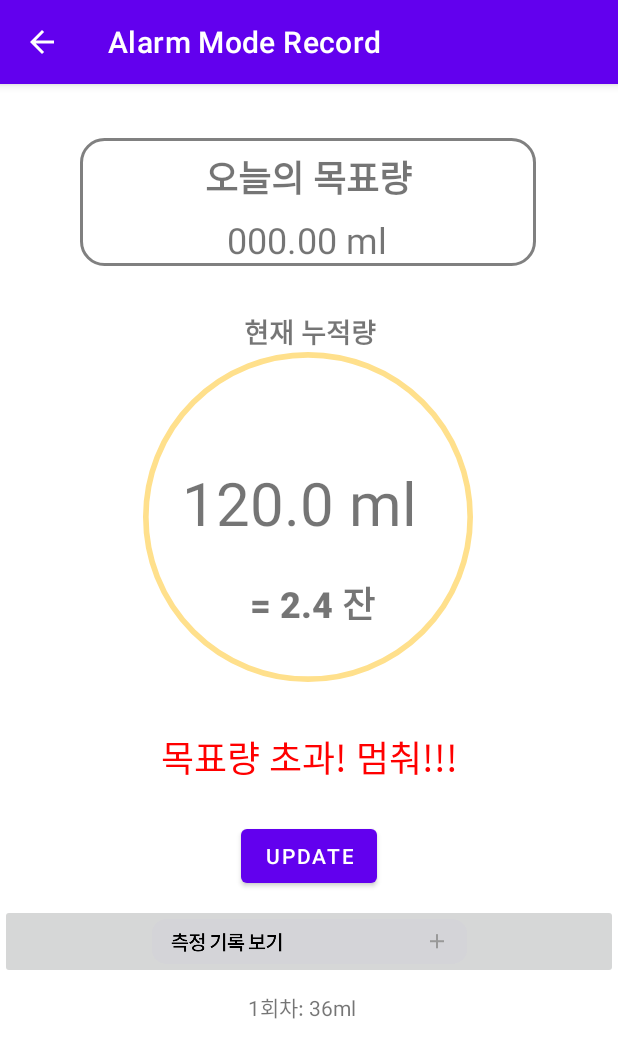
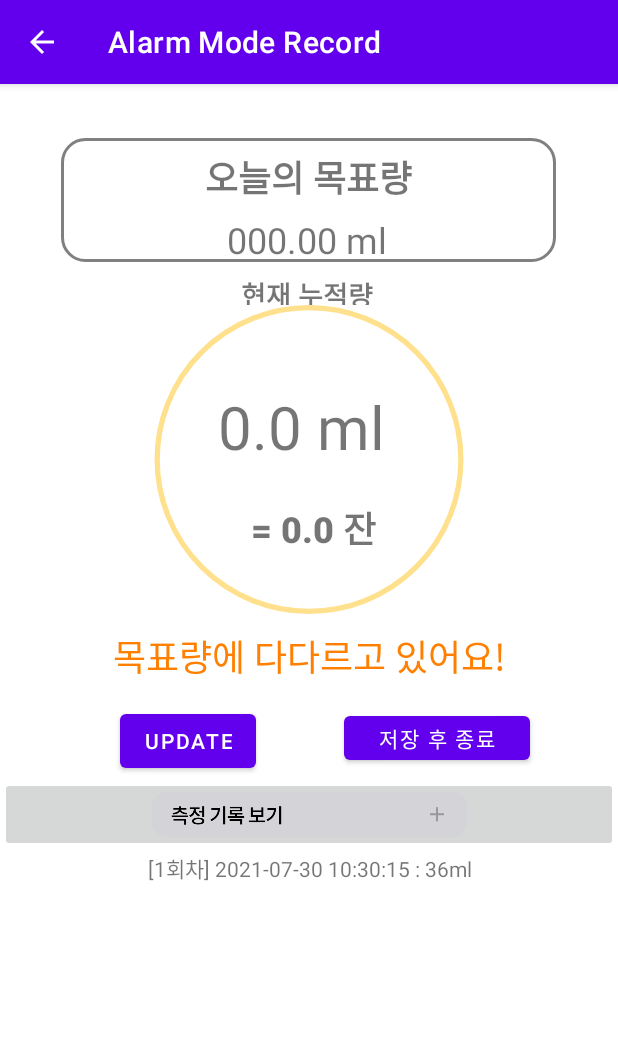
Before and after one commit to seohyun-kim/Drinking-Controller_by-Kotlin, an Android app: the AlarmRecord screen opened directly, with no data from a screen before it, after a tap on "UPDATE", on a phone screen of 412 x 824 dp. Shown: the top 1058 px of the screen. Run offline under Robolectric (Android 15) with nearby library versions, the phone set to English and light mode, and no system bars.

Commit message:
modify layout & insert nowTime

```diff
--- a/app/src/main/java/com/example/myappbykotlin_1/AlarmRecord.kt
+++ b/app/src/main/java/com/example/myappbykotlin_1/AlarmRecord.kt
@@ -12,8 +12,10 @@ import androidx.recyclerview.widget.LinearLayoutManager
 import androidx.recyclerview.widget.RecyclerView
 import com.example.myappbykotlin_1.databinding.ActivityAlarmRecordBinding
 import java.util.Random  //임시로 랜덤함수 쓰기위해 import
+import java.time.LocalDateTime
 
 import kotlinx.android.synthetic.main.activity_alarm_record.*
+import java.time.format.DateTimeFormatter
 
 class AlarmRecord : AppCompatActivity() {
 
@@ -37,7 +39,7 @@ class AlarmRecord : AppCompatActivity() {
             Log.d("goalData", "goalData 안 들어왔음!!")
         }
 
-        var cumDataReceived :Float = 120F; //블루투스 수신한 누적량 데이터 변수에 저장 (임시로 100)
+        var cumDataReceived :Float = 0F; //블루투스 수신한 누적량 데이터 변수에 저장 (초기 0)
         var cupData :Float = cumDataReceived/50
 
         var recordList = ArrayList<String>();// 기록 값이 들어갈 동적 배열
@@ -59,6 +61,10 @@ class AlarmRecord : AppCompatActivity() {
         binding.updateBtn.setOnClickListener{
             binding.cumData.text = cumDataReceived.toString() + " ml "
             binding.cupText.text= " = " + cupData.toString()+" 잔"
+
+            //DateTime
+            val formatter = DateTimeFormatter.ofPattern("yyyy-MM-dd HH:mm:ss")
+            val nowTime:String = LocalDateTime.now().format(formatter)
 
             if (cumDataReceived > goalData){
                 binding.msgText.text = "목표량 초과! 멈춰!!!"
@@ -93,33 +99,15 @@ class AlarmRecord : AppCompatActivity() {
             cupData = cumDataReceived/50
 
 // 값지정
-            data.add(ListData(listId, currentData.toString()))
+            data.add(ListData(listId, nowTime.toString(), currentData.toString()))
             adapter.dataSet = data
             RecyclerView.scrollToPosition(data.size - 1)
             RecyclerView.adapter = adapter
             listId += 1
-// Seohyun
-//            if (btnClicked === true)
-//            {
-//                binding.recordView.text = recordList.toString()
-//            }
 
-        }  //소주 1잔 50ml
+        }
 
 
-        binding.recordShowBtn.setOnClickListener{
-// Seohyun
-//            if (btnClicked === false)
-//            {
-//                btnClicked=true;
-//                binding.recordView.text = recordList.toString()
-//            }
-//            else{
-//                btnClicked=false;
-//                binding.recordView.text = ""
-//            }
-
-        }
         //actionbar
         val actionbar = supportActionBar
         //set actionbar title
@@ -132,7 +120,6 @@ class AlarmRecord : AppCompatActivity() {
     override fun onSupportNavigateUp(): Boolean {
         onBackPressed()
         return true
-
     }
 
 
@@ -153,7 +140,7 @@ class AlarmRecord : AppCompatActivity() {
                 textView = view.findViewById(R.id.textView)
             }
             fun setText(listData: ListData) {
-                textView.text = "${listData.id}회차: ${listData.title}ml"
+                textView.text = "[${listData.id}회차] ${listData.time} : ${listData.title}ml"
             }
 
         }
@@ -181,5 +168,5 @@ class AlarmRecord : AppCompatActivity() {
 
     }
 
-    data class ListData(var id: Int, var title: String) {}
+    data class ListData(var id: Int, var time:String, var title: String) {}
 }
--- a/app/src/main/res/layout/activity_alarm_record.xml
+++ b/app/src/main/res/layout/activity_alarm_record.xml
@@ -8,48 +8,48 @@
     tools:context=".AlarmRecord">
 
 
-    <androidx.constraintlayout.widget.ConstraintLayout
-        android:layout_width="match_parent"
-        android:layout_height="match_parent"
-        tools:layout_editor_absoluteX="0dp"
-        tools:layout_editor_absoluteY="139dp">
-
-
         <ImageView
             android:id="@+id/imageView"
-            android:layout_width="304dp"
-            android:layout_height="85dp"
+            android:layout_width="0dp"
+            android:layout_height="0dp"
             android:layout_marginStart="32dp"
             android:layout_marginTop="36dp"
             android:layout_marginEnd="32dp"
-            app:layout_constraintDimensionRatio="3.75"
+            app:layout_constraintWidth_percent="0.8"
+            app:layout_constraintDimensionRatio="4"
             app:layout_constraintEnd_toEndOf="parent"
             app:layout_constraintHorizontal_bias="0.488"
             app:layout_constraintStart_toStartOf="parent"
             app:layout_constraintTop_toTopOf="parent"
-            app:layout_constraintWidth_percent="0.7"
             app:srcCompat="@drawable/rectangle" />
 
     <TextView
         android:id="@+id/goalTitle"
-            android:layout_width="wrap_content"
-            android:layout_height="wrap_content"
+        android:layout_width="0dp"
+        android:layout_height="0dp"
         android:layout_marginTop="8dp"
         android:fontFamily="sans-serif-black"
+        android:gravity="center"
         android:text="오늘의 목표량"
+        android:textAlignment="center"
         android:textSize="24sp"
+        app:layout_constraintDimensionRatio="7"
         app:layout_constraintEnd_toEndOf="@+id/imageView"
         app:layout_constraintStart_toStartOf="@+id/imageView"
-            app:layout_constraintTop_toTopOf="@+id/imageView" />
+        app:layout_constraintTop_toTopOf="@+id/imageView"
+        app:layout_constraintWidth_percent="0.6" />
 
     <TextView
             android:id="@+id/goalText"
-            android:layout_width="wrap_content"
-            android:layout_height="wrap_content"
+            android:layout_width="0dp"
+            android:layout_height="0dp"
             android:layout_marginTop="52dp"
             android:layout_marginBottom="10dp"
             android:text="000.00 ml"
             android:textSize="24dp"
+            android:textAlignment="center"
+            app:layout_constraintWidth_percent="0.5"
+            app:layout_constraintDimensionRatio="7"
             app:layout_constraintBottom_toBottomOf="@+id/imageView"
             app:layout_constraintEnd_toEndOf="@+id/imageView"
             app:layout_constraintHorizontal_bias="0.496"
@@ -59,106 +59,135 @@
 
     <TextView
         android:id="@+id/cumTitle"
-            android:layout_width="wrap_content"
-            android:layout_height="wrap_content"
-            android:layout_marginTop="30dp"
+        android:layout_width="0dp"
+        android:layout_height="0dp"
+        android:layout_marginTop="8dp"
         android:fontFamily="sans-serif-black"
         android:text="현재 누적량"
+        android:textAlignment="center"
         android:textSize="18sp"
+        app:layout_constraintDimensionRatio="6"
         app:layout_constraintEnd_toEndOf="@+id/imageView5"
-            app:layout_constraintHorizontal_bias="0.512"
+        app:layout_constraintHorizontal_bias="0.496"
         app:layout_constraintStart_toStartOf="@+id/imageView5"
-            app:layout_constraintTop_toBottomOf="@+id/imageView" />
+        app:layout_constraintTop_toBottomOf="@+id/imageView"
+        app:layout_constraintWidth_percent="0.3" />
 
     <ImageView
         android:id="@+id/imageView5"
-            android:layout_width="220dp"
-            android:layout_height="220dp"
+        android:layout_width="0dp"
+        android:layout_height="0dp"
         android:layout_marginStart="56dp"
         android:layout_marginEnd="56dp"
-            android:layout_marginBottom="248dp"
+        android:layout_marginBottom="248sp"
         app:layout_constraintBottom_toBottomOf="parent"
+        app:layout_constraintDimensionRatio="2"
         app:layout_constraintEnd_toEndOf="parent"
-            app:layout_constraintHorizontal_bias="0.489"
         app:layout_constraintStart_toStartOf="parent"
         app:layout_constraintTop_toBottomOf="@+id/cumTitle"
         app:layout_constraintVertical_bias="0.0"
+        app:layout_constraintWidth_percent="1"
         app:srcCompat="@drawable/circle" />
 
     <TextView
         android:id="@+id/cumData"
-            android:layout_width="wrap_content"
-            android:layout_height="wrap_content"
-            android:text="000.0  ml"
-            android:textSize="40dp"
+        android:layout_width="0dp"
+        android:layout_height="0dp"
+        android:gravity="center"
+        android:text="000.0 ml"
+        android:textAlignment="center"
+        android:textSize="40sp"
         app:layout_constraintBottom_toBottomOf="@+id/imageView5"
+        app:layout_constraintDimensionRatio="3"
         app:layout_constraintEnd_toEndOf="@+id/imageView5"
-            app:layout_constraintHorizontal_bias="0.488"
         app:layout_constraintStart_toStartOf="@+id/imageView5"
         app:layout_constraintTop_toTopOf="@+id/imageView5"
-            app:layout_constraintVertical_bias="0.44"
+        app:layout_constraintVertical_bias="0.357"
+        app:layout_constraintWidth_percent="0.4"
         tools:fontFamily="sans-serif-black" />
 
     <TextView
             android:id="@+id/cupText"
-            android:layout_width="wrap_content"
-            android:layout_height="wrap_content"
+            android:layout_width="0dp"
+            android:layout_height="0dp"
             android:layout_marginTop="22dp"
             android:fontFamily="sans-serif-black"
             android:text="=  0.0 잔"
-            android:textSize="24dp"
+            android:textSize="24sp"
+            android:textAlignment="center"
+            android:gravity="center"
+            app:layout_constraintWidth_percent="0.3"
+            app:layout_constraintDimensionRatio="4"
             app:layout_constraintEnd_toEndOf="@+id/imageView5"
             app:layout_constraintStart_toStartOf="@+id/imageView5"
             app:layout_constraintTop_toBottomOf="@+id/cumData" />
 
     <TextView
         android:id="@+id/msgText"
-            android:layout_width="wrap_content"
-            android:layout_height="wrap_content"
-            android:layout_marginTop="32dp"
+        android:layout_width="0dp"
+        android:layout_height="0dp"
+        android:layout_marginTop="8dp"
+        android:gravity="center"
         android:text='"누적량에 따른 메세지"'
+        android:textAlignment="center"
         android:textSize="24dp"
+        app:layout_constraintDimensionRatio="8"
         app:layout_constraintEnd_toEndOf="parent"
         app:layout_constraintStart_toStartOf="parent"
         app:layout_constraintTop_toBottomOf="@+id/imageView5"
+        app:layout_constraintWidth_percent="0.8"
         tools:fontFamily="sans-serif-black" />
 
     <Button
         android:id="@+id/updateBtn"
         android:layout_width="wrap_content"
         android:layout_height="wrap_content"
-            android:layout_marginTop="24dp"
+        android:layout_marginStart="80dp"
+        android:layout_marginTop="12dp"
         android:text="Update"
         android:textColor="#FFFFFF"
+        app:layout_constraintDimensionRatio="6"
+        app:layout_constraintStart_toStartOf="parent"
+        app:layout_constraintTop_toBottomOf="@+id/msgText"
+        app:layout_constraintWidth_percent="0.4" />
+
+    <Button
+        android:id="@+id/saveBtn"
+        android:layout_width="0dp"
+        android:layout_height="0dp"
+        android:layout_marginTop="8dp"
+        android:text="저장 후 종료"
+        app:layout_constraintWidth_percent="0.3"
+        app:layout_constraintDimensionRatio="3"
+        app:layout_constraintBottom_toTopOf="@+id/recordShowBtn"
         app:layout_constraintEnd_toEndOf="parent"
-            app:layout_constraintStart_toStartOf="parent"
+        app:layout_constraintStart_toEndOf="@+id/updateBtn"
         app:layout_constraintTop_toBottomOf="@+id/msgText" />
 
     <ImageButton
         android:id="@+id/recordShowBtn"
         android:layout_width="match_parent"
         android:layout_height="50dp"
-            android:layout_marginTop="8dp"
         android:scaleType="centerInside"
+        app:layout_constraintDimensionRatio="7.5"
         app:layout_constraintTop_toBottomOf="@+id/updateBtn"
+        app:layout_constraintWidth_percent="0.8"
         app:srcCompat="@drawable/recordshow" />
 
     <androidx.recyclerview.widget.RecyclerView
         android:id="@+id/RecyclerView"
-            android:layout_width="403dp"
-            android:layout_height="132dp"
-            android:layout_marginTop="8dp"
+        android:layout_width="410dp"
+        android:layout_height="221dp"
         app:layout_constraintBottom_toBottomOf="parent"
+        app:layout_constraintDimensionRatio="4"
         app:layout_constraintEnd_toEndOf="parent"
-            app:layout_constraintHorizontal_bias="0.0"
+        app:layout_constraintHorizontal_bias="1.0"
         app:layout_constraintStart_toStartOf="parent"
         app:layout_constraintTop_toBottomOf="@+id/recordShowBtn"
-            app:layout_constraintVertical_bias="0.0">
+        app:layout_constraintVertical_bias="0.0"
+        app:layout_constraintWidth_percent="0.9">
 
     </androidx.recyclerview.widget.RecyclerView>
 
 
 </androidx.constraintlayout.widget.ConstraintLayout>
-
-
-</androidx.constraintlayout.widget.ConstraintLayout>
```
Also changed, not shown: app/src/main/res/layout/activity_main.xml (+45 -28 lines). Lines whose indentation alone changed are shown as unchanged.
